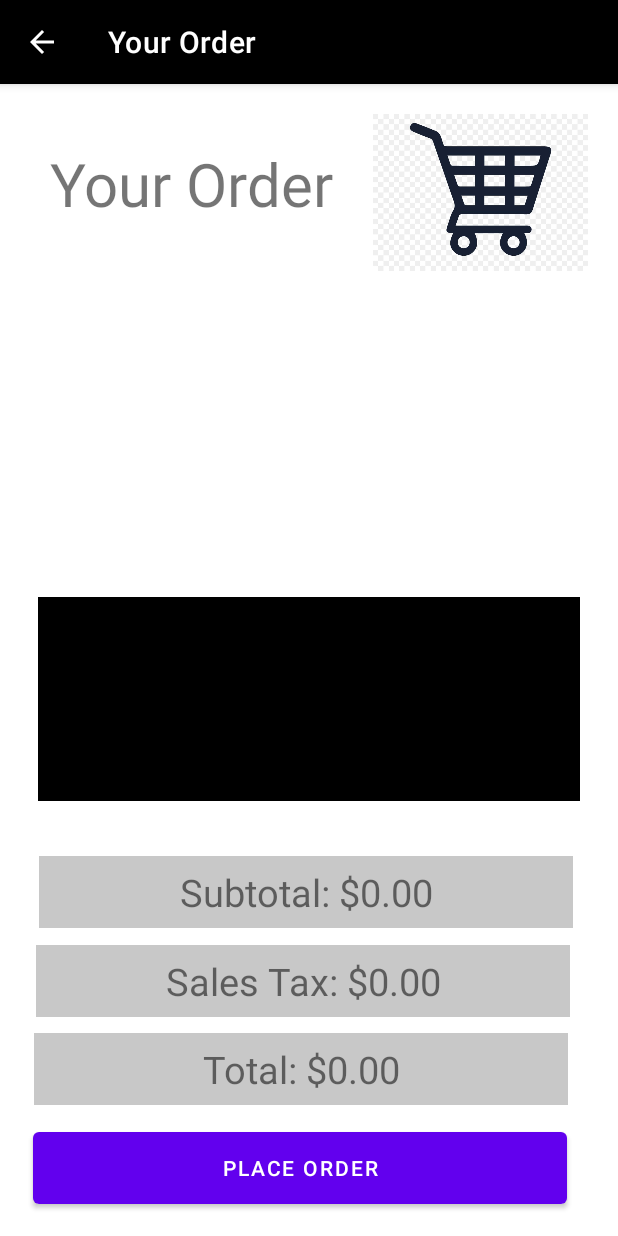
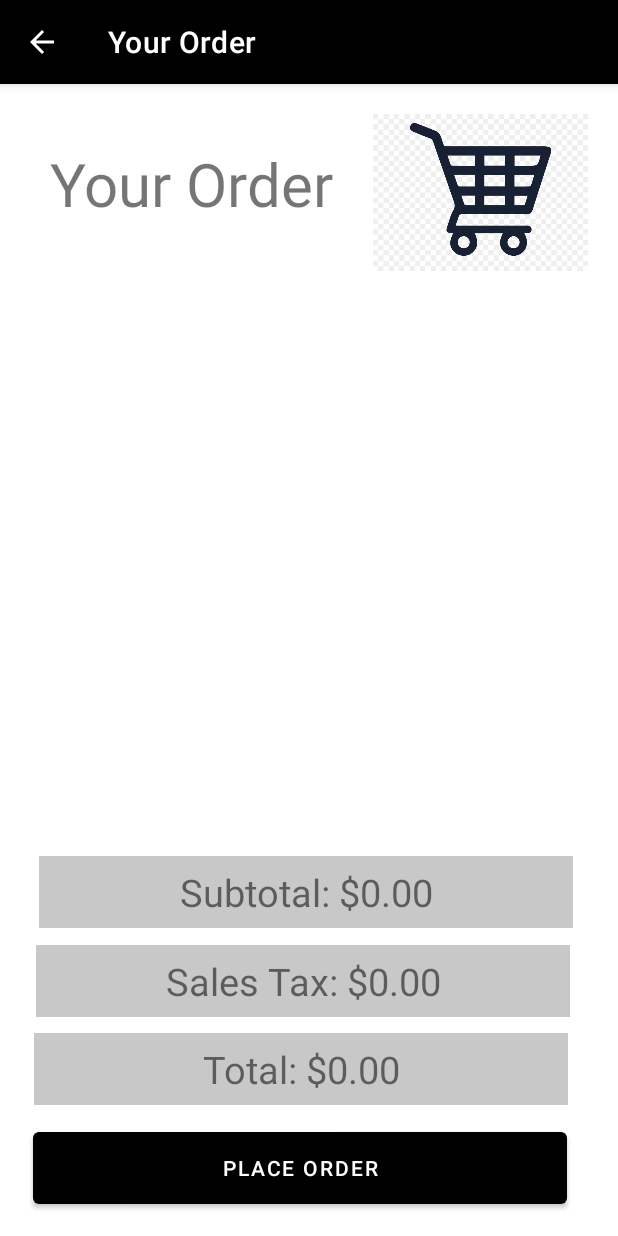
Before and after one commit to DimitriVictor/RUCaffeApp, an Android app: the ViewOrder screen opened directly, with no data from a screen before it, on a phone screen of 412 x 824 dp. Run offline under Robolectric (Android 15) with nearby library versions, the phone set to English and light mode, and no system bars.

Commit message:
[add] View Order Views

```diff
--- a/app/src/main/java/com/example/rucaffeapp/CoffeeActivity.java
+++ b/app/src/main/java/com/example/rucaffeapp/CoffeeActivity.java
@@ -97,7 +97,7 @@ public class CoffeeActivity extends AppCompatActivity implements AdapterView.OnI
         addOrderButton.setOnClickListener(new View.OnClickListener() {
             @Override
             public void onClick(View view) {
-                addOrderSelected(view);
+                //addOrderSelected(view);
             }
         });
     }
--- a/app/src/main/java/com/example/rucaffeapp/ViewOrder.java
+++ b/app/src/main/java/com/example/rucaffeapp/ViewOrder.java
@@ -6,16 +6,23 @@ import androidx.appcompat.app.AppCompatActivity;
 import android.graphics.Color;
 import android.graphics.drawable.ColorDrawable;
 import android.os.Bundle;
+import android.view.View;
+import android.widget.AdapterView;
+import android.widget.ArrayAdapter;
 import android.widget.Button;
+import android.widget.ListView;
 import android.widget.TextView;
 
-public class ViewOrder extends AppCompatActivity {
+import java.text.DecimalFormat;
+
+public class ViewOrder extends AppCompatActivity implements AdapterView.OnItemClickListener{
 
     private ActionBar actionbar;
 
     private TextView subtotalTextView;
     private TextView salestaxTextView;
     private TextView totalTextView;
+    private ListView ordersListView;
     private Button placeOrderBtn;
 
     @Override
@@ -28,12 +35,47 @@ public class ViewOrder extends AppCompatActivity {
         actionbar.setBackgroundDrawable(new ColorDrawable(getResources().getColor(R.color.black)));
 
         subtotalTextView = (TextView) findViewById(R.id.subtotalOrderTextView);
-        subtotalTextView.setText(getString(R.string.subtotal) + Constants.ZERO);
+        //subtotalTextView.setText(getString(R.string.subtotal) + Constants.ZERO);
 
         salestaxTextView = (TextView) findViewById(R.id.salestaxTextView);
-        salestaxTextView.setText(getString(R.string.salestax) + Constants.ZERO);
+        //salestaxTextView.setText(getString(R.string.salestax) + Constants.ZERO);
 
         totalTextView = (TextView) findViewById(R.id.totalTextView);
-        totalTextView.setText(getString(R.string.total) + Constants.ZERO);
+        //totalTextView.setText(getString(R.string.total) + Constants.ZERO);
+
+        ordersListView = (ListView) findViewById(R.id.ordersListView);
+        ordersListView.setOnItemClickListener(this);
+        ArrayAdapter<String> list = new ArrayAdapter<String>(this, android.R.layout.simple_list_item_1, MainActivity.order.getOrderList());
+        ordersListView.setAdapter(list);
+
+        placeOrderBtn = (Button) findViewById(R.id.placeOrderBtn);
+        placeOrderBtn.setBackgroundColor(getResources().getColor(R.color.black));
+
+        updatePrices();
+    }
+
+    /**
+     * This function generates the values for subtotal, tax, and total price in a properly formatted manner
+     */
+    private void updatePrices() {
+        DecimalFormat df = new DecimalFormat("#.##");
+        df.setMinimumFractionDigits(2);
+
+        double subTotal = MainActivity.order.getSubTotal();
+        double tax = Constants.SALES_TAX * subTotal;
+        double total = subTotal + tax;
+
+        String formattedSubTotal = df.format(subTotal);
+        String formattedTax = df.format(tax);
+        String formattedTotal = df.format(total);
+
+        subtotalTextView.setText(getString(R.string.subtotal) + formattedSubTotal);
+        salestaxTextView.setText(getString(R.string.salestax) + formattedTax);
+        totalTextView.setText(getString(R.string.total) + formattedTotal);
+    }
+
+    @Override
+    public void onItemClick(AdapterView<?> parent, View view, int position, long id){
+        System.out.println(parent.getItemAtPosition(position).toString());
     }
 }
--- a/app/src/main/res/layout/activity_view_order.xml
+++ b/app/src/main/res/layout/activity_view_order.xml
@@ -7,6 +7,7 @@
     tools:context=".ViewOrder">
 
     <ListView
+        android:id="@+id/ordersListView"
         android:layout_width="361dp"
         android:layout_height="136dp"
         android:layout_alignParentBottom="true"
@@ -14,8 +15,7 @@
         android:layout_alignParentRight="true"
         android:layout_marginBottom="290dp"
         android:layout_marginEnd="25dp"
-        android:layout_marginRight="25dp"
-        android:background="@color/black" />
+        android:layout_marginRight="25dp"/>
 
     <Button
         android:id="@+id/placeOrderBtn"
```
